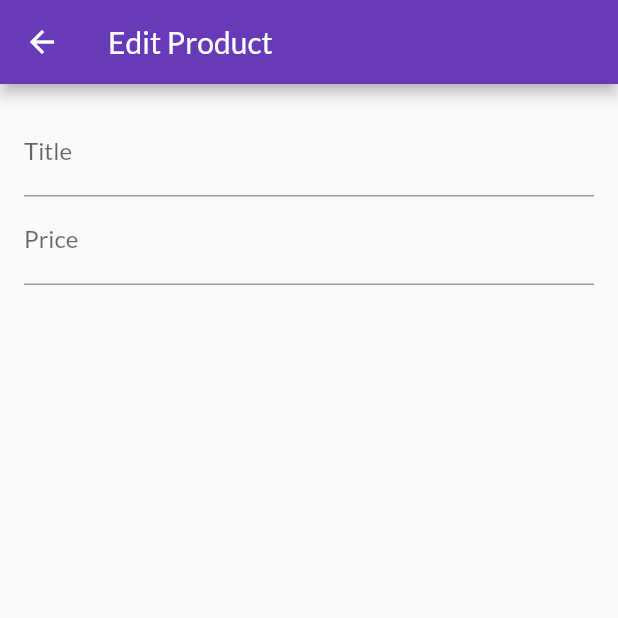
After one commit to emtalen/shop_app, a Flutter app: the EditProductScreen screen opened by its route, on a phone screen of 412 x 824 dp, the top half of it. The commit adds this screen. Run offline on Flutter 3.47's test engine with Material 2 defaults, Android fonts, the phone set to English and light mode, and no system bars; network calls fail.

Commit message:
adding an edit product screen and starting to work with a form

```diff
--- a/lib/main.dart
+++ b/lib/main.dart
@@ -1,4 +1,5 @@
 import 'package:flutter/material.dart';
+import './screens/edit_product_screen.dart';
 import './screens/user_products_screen.dart';
 import './providers/orders.dart';
 import './providers/cart.dart';
@@ -39,6 +40,7 @@ class MyApp extends StatelessWidget {
             CartScreen.routeName: (ctx) => CartScreen(),
             OrdersScreen.routeName: (ctx) => OrdersScreen(),
             UserProductsScreen.routeName: (ctx) => UserProductsScreen(),
+            EditProductScreen.routeName: (ctx) => EditProductScreen(),
           }),
     );
   }
--- /dev/null
+++ b/lib/screens/edit_product_screen.dart
@@ -0,0 +1,43 @@
+import 'package:flutter/material.dart';
+
+class EditProductScreen extends StatefulWidget {
+  static const routeName = '/edit-product';
+  @override
+  _EditProductScreenState createState() => _EditProductScreenState();
+}
+
+class _EditProductScreenState extends State<EditProductScreen> {
+  final _priceFocusNode = FocusNode();
+  @override
+  Widget build(BuildContext context) {
+    return Scaffold(
+      appBar: AppBar(
+        title: Text('Edit Product'),
+      ),
+      body: Padding(
+        padding: const EdgeInsets.all(16.0),
+        child: Form(
+          child: SingleChildScrollView(
+            child: Column(
+              children: [
+                TextFormField(
+                  decoration: InputDecoration(labelText: 'Title'),
+                  textInputAction: TextInputAction.next,
+                  onFieldSubmitted: (_) {
+                    FocusScope.of(context).requestFocus(_priceFocusNode);
+                  },
+                ),
+                TextFormField(
+                  decoration: InputDecoration(labelText: 'Price'),
+                  textInputAction: TextInputAction.next,
+                  keyboardType: TextInputType.number,
+                  focusNode: _priceFocusNode,
+                ),
+              ],
+            ),
+          ),
+        ),
+      ),
+    );
+  }
+}
--- a/lib/screens/user_products_screen.dart
+++ b/lib/screens/user_products_screen.dart
@@ -1,4 +1,5 @@
 import 'package:flutter/material.dart';
+import './edit_product_screen.dart';
 import '../widgets/app_drawer.dart';
 import '../providers/products.dart';
 import 'package:provider/provider.dart';
@@ -16,7 +17,9 @@ class UserProductsScreen extends StatelessWidget {
         actions: [
           IconButton(
             icon: const Icon(Icons.add),
-            onPressed: () {},
+            onPressed: () {
+              Navigator.of(context).pushNamed(EditProductScreen.routeName);
+            },
           )
         ],
       ),
```
